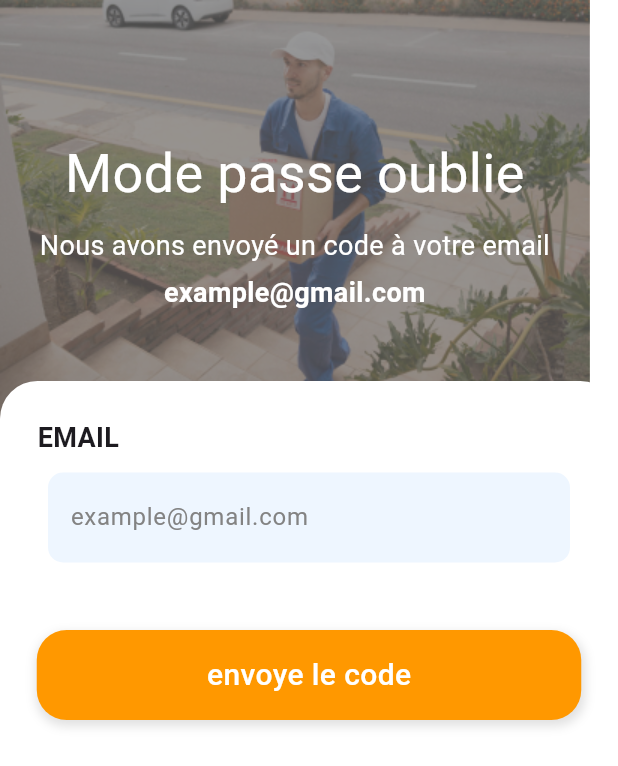
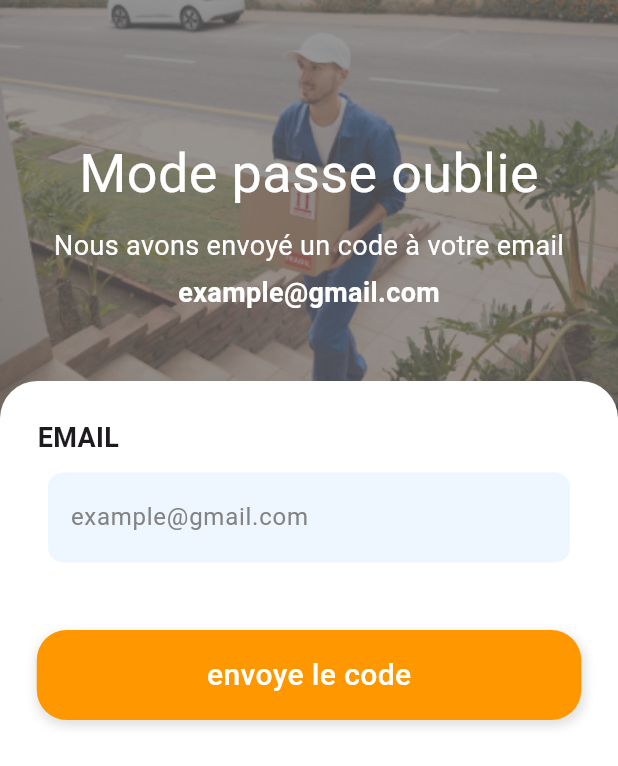
Before and after one commit to BAHRAOUIYassir/RapidDeliveryPFE, a Flutter app: the ModePass screen opened directly, on a phone screen of 412 x 824 dp. Shown: the top 766 px of the screen. Run offline on Flutter 3.47's test engine with Material 3 defaults, Android fonts, the phone set to English and light mode, and no system bars; our stand-ins replace animated_splash_screen, animated_text_kit, dots_indicator, google_fonts, lottie; Roboto replaces fonts that are missing (fonts/inter-Regular.ttf).

Commit message:
modifier width de page

```diff
--- a/mobile_app/lib/screen/Espace_de_livreur/Mode_pass.dart
+++ b/mobile_app/lib/screen/Espace_de_livreur/Mode_pass.dart
@@ -12,14 +12,15 @@ class ModePass extends StatelessWidget {
     return Scaffold(
       body: Stack(
         children: [
-          Container(
+          SizedBox(
             height: MediaQuery.sizeOf(context).height,
+            width: MediaQuery.sizeOf(context).width,
           ),
           Stack(
             alignment: Alignment.center,
             children: [
               Container(
-                width: 393,
+                width: MediaQuery.sizeOf(context).width,
                 color: Colors.black38, //hada bax image ktwli kahla xwiya
                 child: Image.asset(
                   'image/livreur_men.png',
@@ -66,7 +67,11 @@ class ModePass extends StatelessWidget {
                 padding: const EdgeInsets.all(10.0),
                 child: Column(
                   children: [
-                    const InputField(hint: "example@gmail.com", label: "EMAIL" , obs: true,),
+                    const InputField(
+                      hint: "example@gmail.com",
+                      label: "EMAIL",
+                      obs: true,
+                    ),
                     const SizedBox(
                       height: 30,
                     ),
--- a/mobile_app/lib/screen/select_spaces_screen.dart
+++ b/mobile_app/lib/screen/select_spaces_screen.dart
@@ -14,7 +14,7 @@ class SelectSpace extends StatelessWidget {
     //*********************Implement Button logic here******************
     Navigator.push(
       context,
-      MaterialPageRoute(builder: (context) => LoginScreen()),
+      MaterialPageRoute(builder: (context) => const LoginScreen()),
     );
   }
   //Yassir: button dyal Suivie ma commande
```
Also changed, not shown: mobile_app/pubspec.lock.
